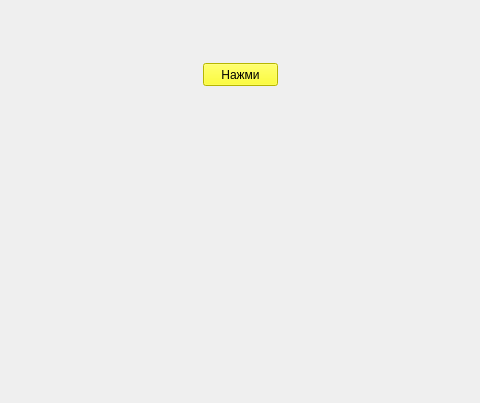
Old version of the form UI.ui in the repository paprico-scar/git-with-yellow-circles; both pictures show x 147 to 627 and y 197 to 600 of the 800 by 600 pixel window.
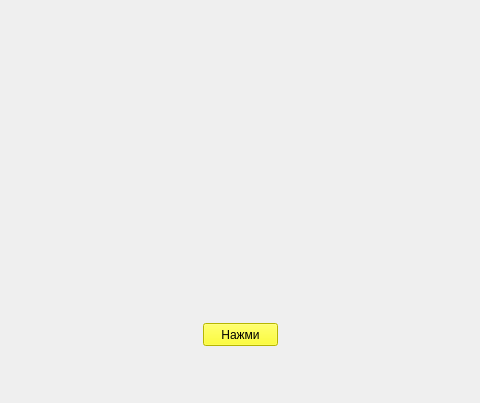
New version of the form.

The edit to the form file:
```diff
--- a/UI.ui
+++ b/UI.ui
@@ -18,7 +18,7 @@
     <property name="geometry">
      <rect>
       <x>350</x>
-      <y>260</y>
+      <y>520</y>
       <width>75</width>
       <height>23</height>
      </rect>
```
